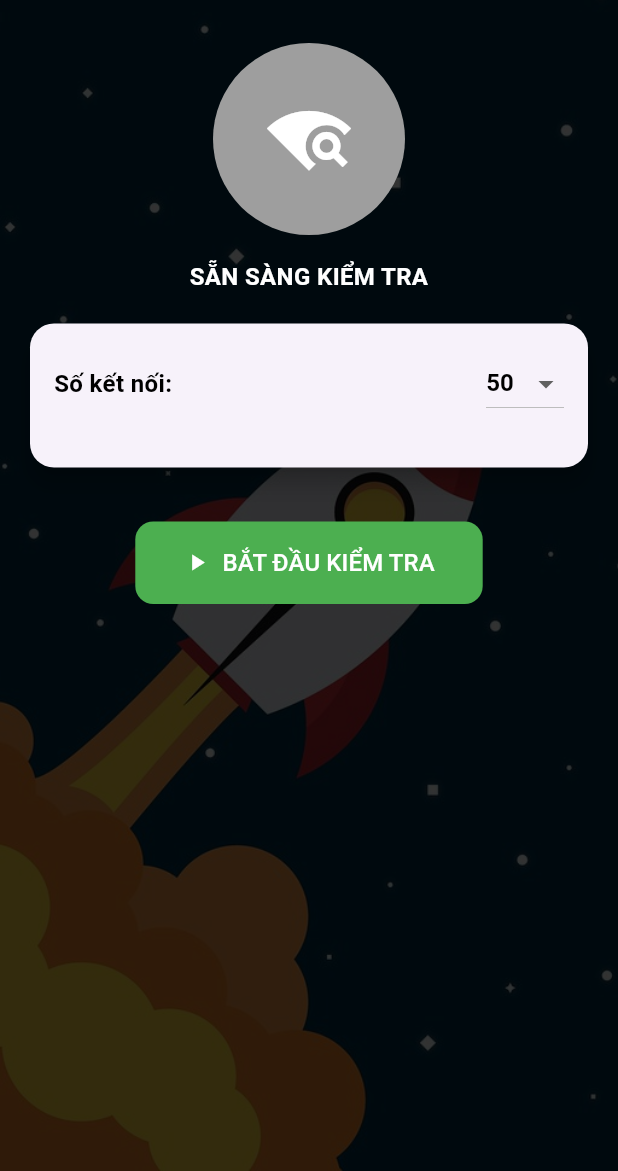
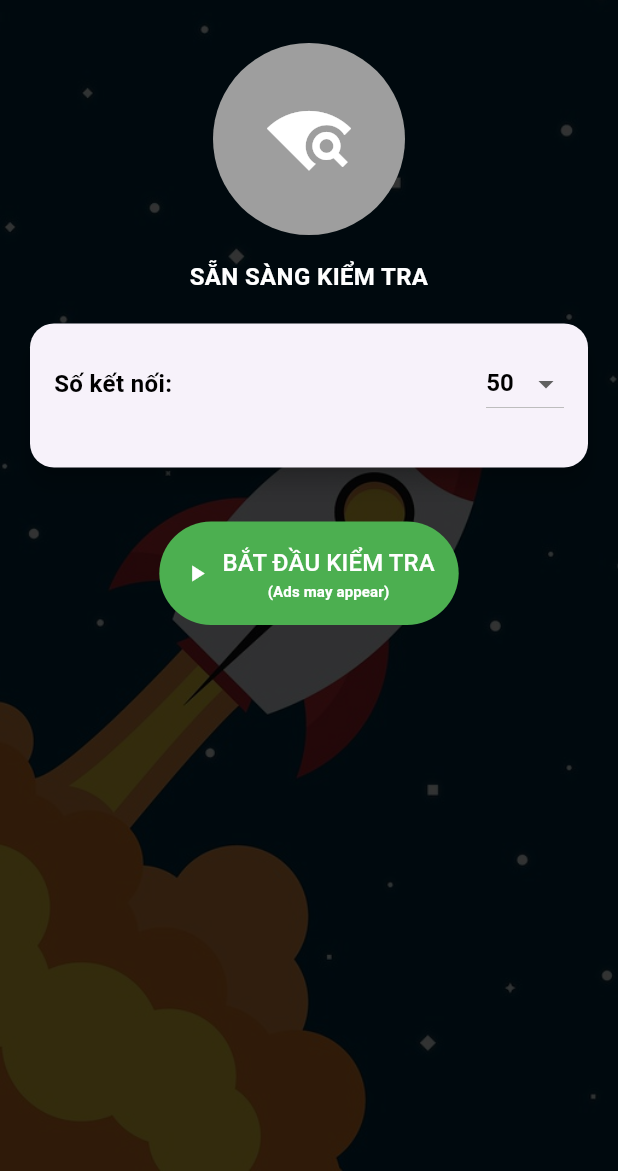
Before and after one commit to royt93/FlutterBase2025, a Flutter app: the screen it shows after launch, on a phone screen of 412 x 824 dp, the part 65-1236 px from its top. Run offline on Flutter 3.47's test engine with Material 3 defaults, Android fonts, the phone set to English and light mode, and no system bars; drawn by our look-alikes of toastification; our stand-ins replace animated_text_kit, device_info_plus, dio, fl_chart, flutter_easyloading, flutter_local_notifications and 14 more; missing offline and left inert: app_settings, bottom_sheet, connection_notifier, flutter_displaymode; project files that could hold a hidden picture were left out.

Commit message:
Refactor: Update WiFiStressorScreen UI and ad logic
This commit introduces UI changes to the stress test buttons in `WiFiStressorScreen` and integrates interstitial ad display before starting a test.

Key changes:
- **Button Style:**
    - The `borderRadius` for both "DỪNG KIỂM TRA" (Stop Test) and "BẮT ĐẦU KIỂM TRA" (Start Test) buttons has been changed from `12` to `45`, making them more rounded.
    - The padding for the "BẮT ĐẦU KIỂM TRA" button has been adjusted from `EdgeInsets.symmetric(horizontal: 32, vertical: 16)` to `EdgeInsets.fromLTRB(16, 16, 16, 16)`.
- **Start Test Button Label:**
    - The "BẮT ĐẦU KIỂM TRA" button's label is now a `Column` to accommodate an additional text indicating that an ad may appear.
    - The text "Ad may appear" (from `adMayAppearEn` constant) is displayed below the main button text, with a smaller font size and bold weight, aligned to the bottom center within a transparent container.
- **Interstitial Ad Integration:**
    - The `onPressed` callback for the "BẮT ĐẦU KIỂM TRA" button now calls `showInterstitialAd`.
    - The actual `controller.startStressTest()` is executed in the callback of `showInterstitialAd`, ensuring the ad is displayed before the test begins.
- **Import:** Added import for `ad_mob_manager.dart`.

```diff
--- a/lib/mckimquyen/widget/wifi_stressor/wifi_stressor_screen.dart
+++ b/lib/mckimquyen/widget/wifi_stressor/wifi_stressor_screen.dart
@@ -7,6 +7,7 @@ import 'package:get/get.dart';
 import 'package:saigonphantomlabs/mckimquyen/common/const/color_constants.dart';
 import 'package:saigonphantomlabs/mckimquyen/util/ui_utils.dart';
 
+import '../../admob/ad_mob_manager.dart';
 import '../../admob/ad_screen.dart';
 
 class StressorController extends GetxController {
@@ -497,24 +498,47 @@ class _StressorHomePageState extends AdScreenState<StressorHomePage> {
                                   foregroundColor: Colors.white,
                                   padding: const EdgeInsets.symmetric(horizontal: 32, vertical: 16),
                                   shape: RoundedRectangleBorder(
-                                    borderRadius: BorderRadius.circular(12),
+                                    borderRadius: BorderRadius.circular(45),
                                   ),
                                 ),
                                 icon: const Icon(Icons.stop),
                                 label: const Text('DỪNG KIỂM TRA', style: TextStyle(fontSize: 16)),
                               )
                             : FilledButton.icon(
-                                onPressed: controller.startStressTest,
+                                onPressed: () {
+                                  showInterstitialAd((value) {
+                                    debugPrint("roy93~ showInterstitialAd value $value");
+                                    controller.startStressTest();
+                                  });
+                                },
                                 style: FilledButton.styleFrom(
                                   backgroundColor: Colors.green,
                                   foregroundColor: Colors.white,
-                                  padding: const EdgeInsets.symmetric(horizontal: 32, vertical: 16),
+                                  padding: const EdgeInsets.fromLTRB(16, 16, 16, 16),
                                   shape: RoundedRectangleBorder(
-                                    borderRadius: BorderRadius.circular(12),
+                                    borderRadius: BorderRadius.circular(45),
                                   ),
                                 ),
                                 icon: const Icon(Icons.play_arrow),
-                                label: const Text('BẮT ĐẦU KIỂM TRA', style: TextStyle(fontSize: 16)),
+                                label: Column(
+                                  crossAxisAlignment: CrossAxisAlignment.center,
+                                  children: [
+                                    const Text('BẮT ĐẦU KIỂM TRA', style: TextStyle(fontSize: 16)),
+                                    Container(
+                                      color: Colors.transparent,
+                                      width: 120,
+                                      alignment: Alignment.bottomCenter,
+                                      child: const Text(
+                                        adMayAppearEn,
+                                        style: TextStyle(
+                                          fontSize: 10,
+                                          fontWeight: FontWeight.bold,
+                                        ),
+                                        textAlign: TextAlign.right,
+                                      ),
+                                    ),
+                                  ],
+                                ),
                               ),
                       ],
                     ),
```
